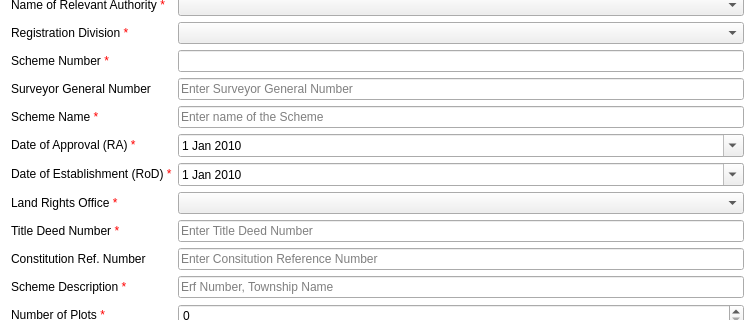
First picture: the form in ui/flts/ui_scheme_lodgement.ui, repository cb-flts/flts, before the edit; both pictures show x 0 to 755 and y 103 to 423 of the 755 by 657 pixel window.
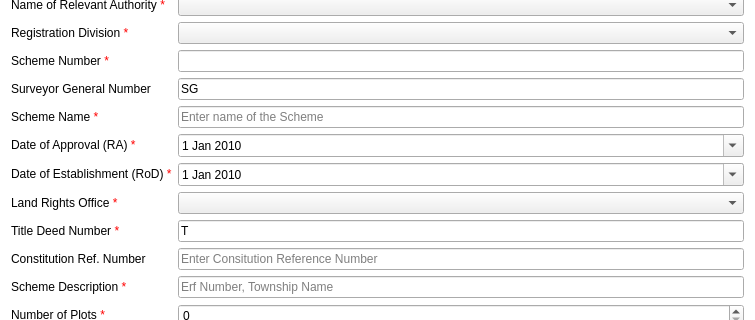
Second picture: the form after the edit. Icons and pictures are not drawn. Custom widgets are drawn as their Qt base class.

Commit message: Added title deed and SG prefixes

```diff
--- a/ui/flts/ui_scheme_lodgement.ui
+++ b/ui/flts/ui_scheme_lodgement.ui
@@ -145,7 +145,7 @@
        <string/>
       </property>
       <property name="text">
-       <string/>
+       <string>SG </string>
       </property>
       <property name="readOnly">
        <bool>false</bool>
@@ -253,6 +253,9 @@
     </item>
     <item row="12" column="1">
      <widget class="QLineEdit" name="lnedit_title_deed_num">
+      <property name="text">
+       <string>T</string>
+      </property>
       <property name="placeholderText">
        <string>Enter Title Deed Number</string>
       </property>
```
The commit also changes 1 other file.
